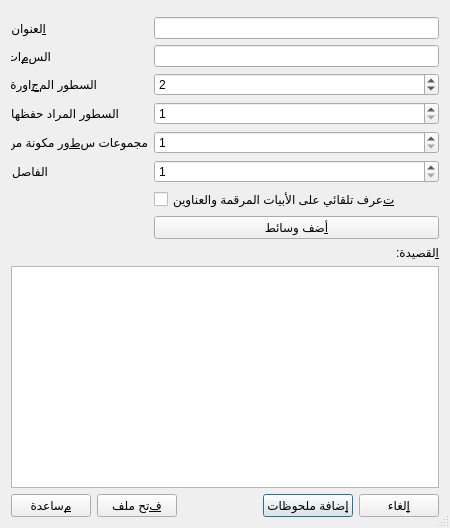
feghakim/AnkiLPCG, file designer/import_dialog.ui: the form before one commit.
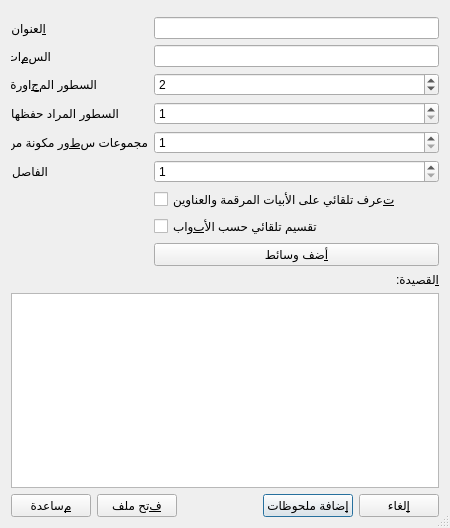
The form after the commit.

Commit message: Add option to import each section to a single note

Patch:
```diff
--- a/designer/import_dialog.ui
+++ b/designer/import_dialog.ui
@@ -145,10 +145,23 @@
      <widget class="QCheckBox" name="automaticCheckBox">
        <property name="text">
          <string>&amp;تعرف تلقائي على الأبيات المرقمة والعناوين</string>
+        <!-- </property>
+        <property name="autoExclusive">
+          <bool>true</bool> -->
+       </property>
+     </widget>
+   </item>
+   <item row="11" column="1">
+     <widget class="QCheckBox" name="bySectionCheckBox">
+       <property name="text">
+         <string>تقسيم تلقائي حسب الأ&amp;بواب</string>
         </property>
+        <!-- <property name="autoExclusive">
+          <bool>true</bool>
+       </property> -->
      </widget>
    </item>
-     <item row="11" column="1">
+     <item row="12" column="1">
       <widget class="QPushButton" name="mediaButton">
        <property name="text">
         <string>&amp;أضف وسائط</string>
```
The commit also changes 3 other files.
